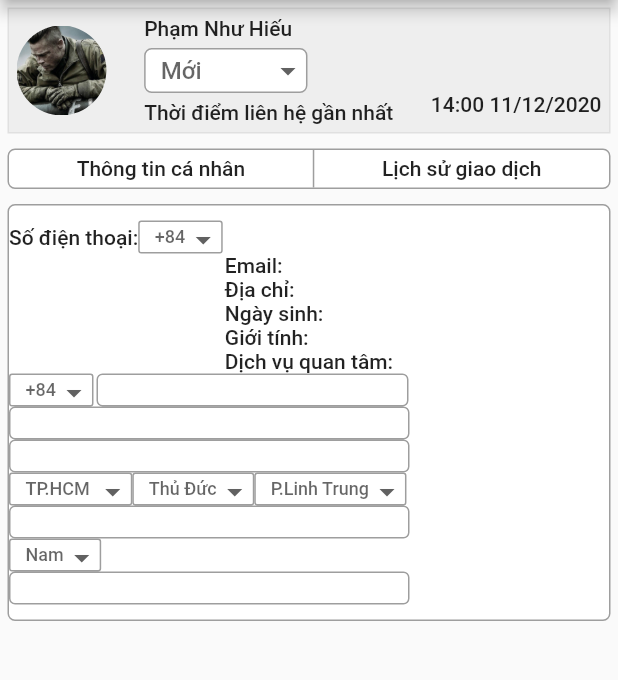
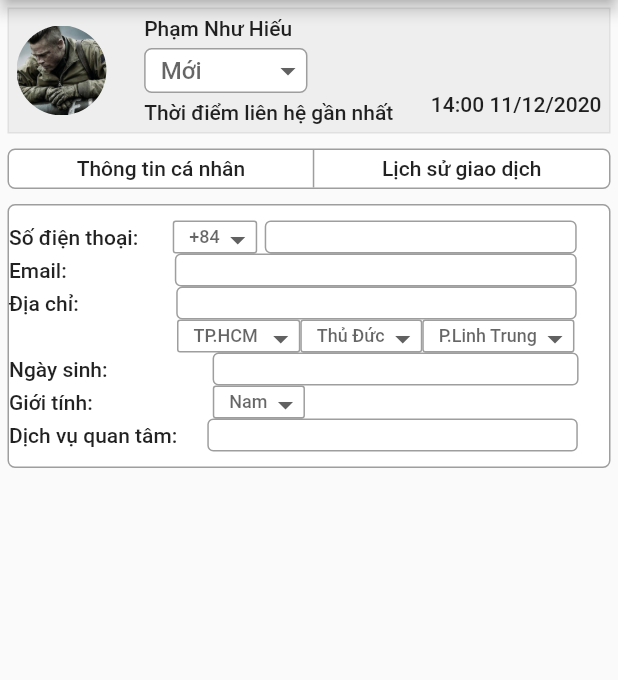
Before and after one commit to hieuvts/customer_management_application, a Flutter app: the ChiTietThongTinKhachHang screen opened directly, on a phone screen of 412 x 824 dp, the part 84-764 px from its top. Run offline on Flutter 3.47's test engine with Material 2 defaults, Android fonts, the phone set to English and light mode, and no system bars; our stand-ins replace google_fonts.

Commit message:
#4.2
Thiết kế giao diện trang Phân Loại Khách Hàng và xem Thông Tin Chi Tiết của khác hàng

```diff
--- a/lib/page/chiTietThongTinKH.dart
+++ b/lib/page/chiTietThongTinKH.dart
@@ -148,6 +148,7 @@ class _ChiTietThongTinKhachHangState extends State<ChiTietThongTinKhachHang> {
                   Row(
                     children: [
                       Text("Số điện thoại:"),
+                      SizedBox(width: 23),
                       DropdownButtonHideUnderline(
                         child: Container(
                           padding: EdgeInsets.only(left: 10),
@@ -181,64 +182,7 @@ class _ChiTietThongTinKhachHangState extends State<ChiTietThongTinKhachHang> {
                           ),
                         ),
                       ),
-                    ],
-                  ),
-                  Column(
-                    crossAxisAlignment: CrossAxisAlignment.start,
-                    mainAxisAlignment: MainAxisAlignment.spaceEvenly,
-                    children: [
-                      Text("Email:"),
-                      Text("Địa chỉ:"),
-                      Text("Ngày sinh:"),
-                      Text("Giới tính:"),
-                      Text("Dịch vụ quan tâm:"),
-                    ],
-                  ),
-                  Column(
-                    crossAxisAlignment: CrossAxisAlignment.start,
-                    mainAxisAlignment: MainAxisAlignment.spaceEvenly,
-                    children: [
-                      Row(
-                        children: [
-                          DropdownButtonHideUnderline(
-                            child: Container(
-                              padding: EdgeInsets.only(left: 10),
-                              height: _dropDownContainerHeight,
-                              decoration: BoxDecoration(
-                                border:
-                                    Border.all(color: Colors.grey, width: 1.0),
-                                color: Colors.white,
-                                borderRadius:
-                                    BorderRadius.all(Radius.circular(2)),
-                              ),
-                              child: DropdownButton<String>(
-                                value: _dauSoDienThoai,
-                                hint: Text(
-                                  '+84',
-                                  style: _smallText,
-                                ),
-                                items: <String>[
-                                  '+84',
-                                  '+85',
-                                  '+86'
-                                ].map<DropdownMenuItem<String>>((String value) {
-                                  return DropdownMenuItem<String>(
-                                    value: value,
-                                    child: Text(
-                                      value,
-                                      style: TextStyle(fontSize: 11),
-                                    ),
-                                  );
-                                }).toList(),
-                                onChanged: (newvalue) {
-                                  setState(() {
-                                    _dauSoDienThoai = newvalue;
-                                  });
-                                },
-                              ),
-                            ),
-                          ),
-                          SizedBox(width: 2),
+                      SizedBox(width: 5),
                       Container(
                         width: 208,
                         height: _dropDownContainerHeight,
@@ -252,8 +196,12 @@ class _ChiTietThongTinKhachHangState extends State<ChiTietThongTinKhachHang> {
                       ),
                     ],
                   ),
+                  Row(
+                    children: [
+                      Text("Email:"),
+                      SizedBox(width: 72),
                       Container(
-                        width: 267,
+                        width: 268,
                         height: _dropDownContainerHeight,
                         child: TextField(
                           controller: _tecEmail,
@@ -263,6 +211,12 @@ class _ChiTietThongTinKhachHangState extends State<ChiTietThongTinKhachHang> {
                           ),
                         ),
                       ),
+                    ],
+                  ),
+                  Row(
+                    children: [
+                      Text("Địa chỉ:"),
+                      SizedBox(width: 65),
                       Container(
                         width: 267,
                         height: _dropDownContainerHeight,
@@ -274,18 +228,19 @@ class _ChiTietThongTinKhachHangState extends State<ChiTietThongTinKhachHang> {
                           ),
                         ),
                       ),
+                    ],
+                  ),
                   Row(
                     children: [
+                      SizedBox(width: 112),
                       DropdownButtonHideUnderline(
                         child: Container(
                           padding: EdgeInsets.only(left: 10),
                           height: _dropDownContainerHeight,
                           decoration: BoxDecoration(
-                                border:
-                                    Border.all(color: Colors.grey, width: 1.0),
+                            border: Border.all(color: Colors.grey, width: 1.0),
                             color: Colors.white,
-                                borderRadius:
-                                    BorderRadius.all(Radius.circular(2)),
+                            borderRadius: BorderRadius.all(Radius.circular(2)),
                           ),
                           child: DropdownButton<String>(
                             value: _thanhPho,
@@ -293,11 +248,8 @@ class _ChiTietThongTinKhachHangState extends State<ChiTietThongTinKhachHang> {
                               'TP.HCM',
                               style: _smallText,
                             ),
-                                items: <String>[
-                                  'TP.HCM',
-                                  'Đồng Nai',
-                                  'TP.Đà Lạt'
-                                ].map<DropdownMenuItem<String>>((String value) {
+                            items: <String>['TP.HCM', 'Đồng Nai', 'TP.Đà Lạt']
+                                .map<DropdownMenuItem<String>>((String value) {
                               return DropdownMenuItem<String>(
                                 value: value,
                                 child: Text(
@@ -319,11 +271,9 @@ class _ChiTietThongTinKhachHangState extends State<ChiTietThongTinKhachHang> {
                           padding: EdgeInsets.only(left: 10),
                           height: _dropDownContainerHeight,
                           decoration: BoxDecoration(
-                                border:
-                                    Border.all(color: Colors.grey, width: 1.0),
+                            border: Border.all(color: Colors.grey, width: 1.0),
                             color: Colors.white,
-                                borderRadius:
-                                    BorderRadius.all(Radius.circular(2)),
+                            borderRadius: BorderRadius.all(Radius.circular(2)),
                           ),
                           child: DropdownButton<String>(
                             value: _quan,
@@ -331,11 +281,8 @@ class _ChiTietThongTinKhachHangState extends State<ChiTietThongTinKhachHang> {
                               'Thủ Đức',
                               style: _smallText,
                             ),
-                                items: <String>[
-                                  'Thủ Đức',
-                                  'Quận 9',
-                                  'Quận 3'
-                                ].map<DropdownMenuItem<String>>((String value) {
+                            items: <String>['Thủ Đức', 'Quận 9', 'Quận 3']
+                                .map<DropdownMenuItem<String>>((String value) {
                               return DropdownMenuItem<String>(
                                 value: value,
                                 child: Text(
@@ -357,11 +304,9 @@ class _ChiTietThongTinKhachHangState extends State<ChiTietThongTinKhachHang> {
                           padding: EdgeInsets.only(left: 10),
                           height: _dropDownContainerHeight,
                           decoration: BoxDecoration(
-                                border:
-                                    Border.all(color: Colors.grey, width: 1.0),
+                            border: Border.all(color: Colors.grey, width: 1.0),
                             color: Colors.white,
-                                borderRadius:
-                                    BorderRadius.all(Radius.circular(2)),
+                            borderRadius: BorderRadius.all(Radius.circular(2)),
                           ),
                           child: DropdownButton<String>(
                             value: _huyen,
@@ -392,8 +337,12 @@ class _ChiTietThongTinKhachHangState extends State<ChiTietThongTinKhachHang> {
                       ),
                     ],
                   ),
+                  Row(
+                    children: [
+                      Text("Ngày sinh:"),
+                      SizedBox(width: 70),
                       Container(
-                        width: 267,
+                        width: 244,
                         height: _dropDownContainerHeight,
                         child: TextField(
                           controller: _tecNgaySinh,
@@ -403,6 +352,12 @@ class _ChiTietThongTinKhachHangState extends State<ChiTietThongTinKhachHang> {
                           ),
                         ),
                       ),
+                    ],
+                  ),
+                  Row(
+                    children: [
+                      Text("Giới tính:"),
+                      SizedBox(width: 80),
                       DropdownButtonHideUnderline(
                         child: Container(
                           padding: EdgeInsets.only(left: 10),
@@ -436,8 +391,14 @@ class _ChiTietThongTinKhachHangState extends State<ChiTietThongTinKhachHang> {
                           ),
                         ),
                       ),
+                    ],
+                  ),
+                  Row(
+                    children: [
+                      Text("Dịch vụ quan tâm:"),
+                      SizedBox(width: 20),
                       Container(
-                        width: 267,
+                        width: 247,
                         height: _dropDownContainerHeight,
                         child: TextField(
                           controller: _tecDichVuQuanTam,
```
Lines whose indentation alone changed are shown as unchanged.
